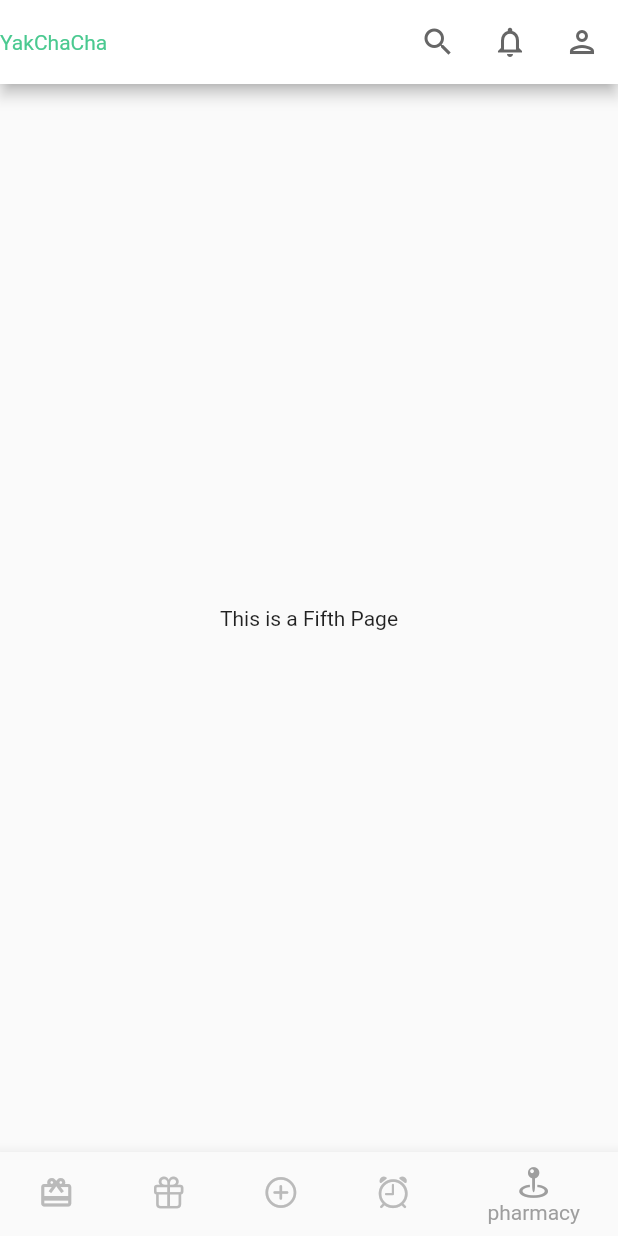
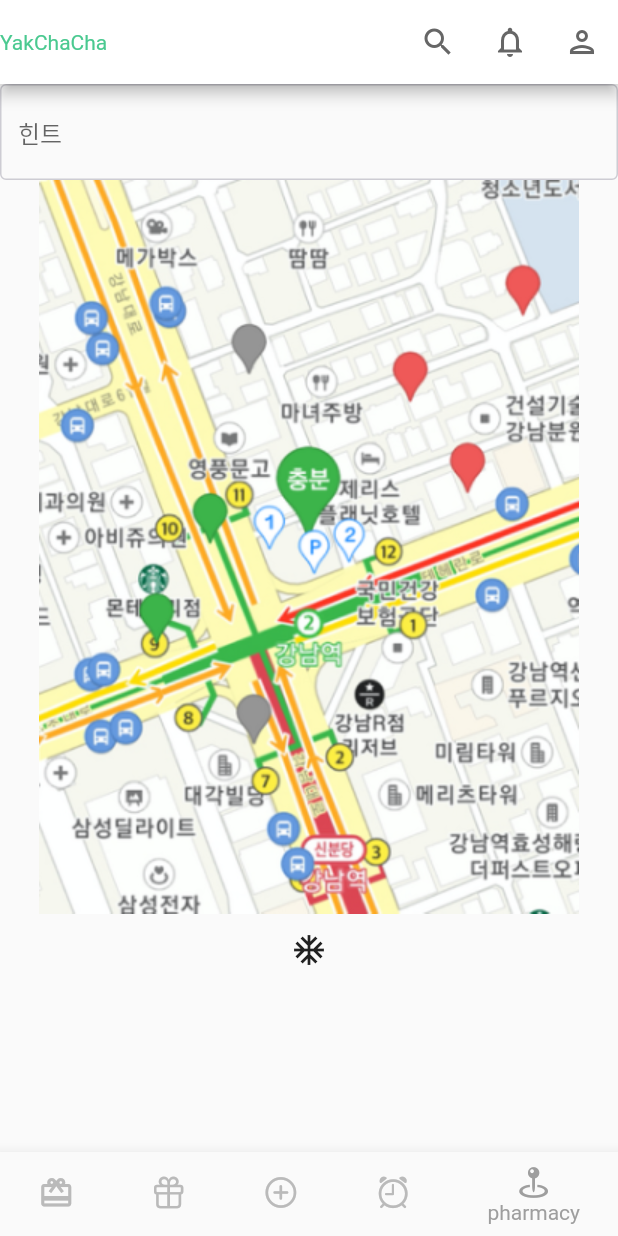
Before and after one commit to AI-FOR-ALL-I/YakChaCha, a Flutter app: the screen it shows after launch, item 5 of the bottom bar chosen, on a phone screen of 412 x 824 dp. Run offline on Flutter 3.47's test engine with Material 2 defaults, Android fonts, the phone set to English and light mode, and no system bars; missing offline and left inert: dart:html.

Commit message:
[S08P22A803-157] Update: 약국 플로우 구현 및 약국 기본 틀 구현

```diff
--- a/frontend/lib/screens/map_page.dart
+++ b/frontend/lib/screens/map_page.dart
@@ -1,12 +1,34 @@
 import 'package:flutter/material.dart';
+import 'package:frontend/screens/drug_store_detail/drug_store_search.dart';
+import 'package:frontend/widgets/common/search_input.dart';
 
 class MapPage extends StatelessWidget {
   const MapPage({Key? key}) : super(key: key);
 
   @override
   Widget build(BuildContext context) {
-    return const Center(
-      child: Text('This is a Fifth Page'),
+    return Column(
+      children: [
+        Center(
+          child: SearchInput(
+            hintText: "힌트",
+            onChanged: (p1) {},
+          ),
+        ),
+        Image.asset(
+          'assets/images/mapdummy.png',
+        ),
+        IconButton(
+          onPressed: () {
+            Navigator.push(
+                context,
+                MaterialPageRoute(
+                  builder: (context) => DrugStoreSearch(),
+                ));
+          },
+          icon: Icon(Icons.ac_unit)
+        ),
+      ],
     );
   }
 }
--- /dev/null
+++ b/frontend/lib/widgets/common/search_input.dart
@@ -0,0 +1,25 @@
+import 'package:flutter/material.dart';
+
+class SearchInput extends StatelessWidget {
+  final String hintText;
+  final Function(String?) onChanged;
+
+  const SearchInput(
+      {
+        super.key,
+        required this.hintText,
+        required this.onChanged,
+      }
+  );
+
+  @override
+  Widget build(BuildContext context) {
+    return TextField(
+      decoration: InputDecoration(
+        hintText: hintText,
+        border: const OutlineInputBorder(),
+      ),
+      onChanged: onChanged,
+    );
+  }
+}
--- a/frontend/pubspec.yaml
+++ b/frontend/pubspec.yaml
@@ -61,6 +61,7 @@ flutter:
     # To add assets to your application, add an assets section, like this:
     assets:
         - assets/images/pills.png
+        - assets/images/mapdummy.png
     #   - images/a_dot_burr.jpeg
     #   - images/a_dot_ham.jpeg
 
```
Also changed, not shown: frontend/lib/screens/drug_store_detail/drug_store_detail.dart (added, +10 -0 lines), frontend/lib/screens/drug_store_detail/drug_store_search.dart (added, +33 -0 lines), frontend/lib/widgets/drug_store/drug_store.dart (added, +64 -0 lines), frontend/assets/images/mapdummy.png (added).
